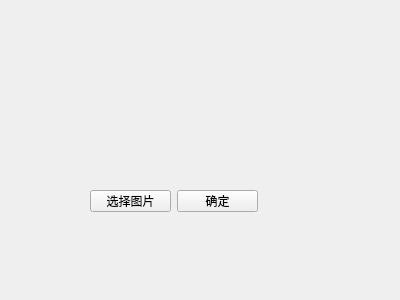
Old version of the form opencv_cvtColor/opencv_2HSV/ControlItem.ui in the repository ngzHappy/oct2.
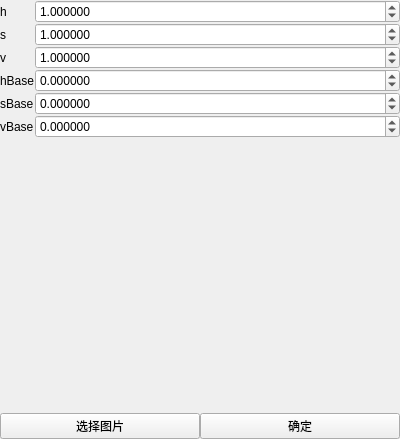
New version of the form.

The edit to the form file:
```diff
--- a/opencv_cvtColor/opencv_2HSV/ControlItem.ui
+++ b/opencv_cvtColor/opencv_2HSV/ControlItem.ui
@@ -7,38 +7,198 @@
     <x>0</x>
     <y>0</y>
     <width>400</width>
-    <height>300</height>
+    <height>439</height>
    </rect>
   </property>
   <property name="windowTitle">
    <string>Form</string>
   </property>
-  <widget class="QWidget" name="">
-   <property name="geometry">
-    <rect>
-     <x>90</x>
-     <y>190</y>
-     <width>168</width>
-     <height>22</height>
-    </rect>
+  <layout class="QVBoxLayout" name="verticalLayout">
+   <property name="spacing">
+    <number>0</number>
    </property>
-   <layout class="QHBoxLayout" name="horizontalLayout">
-    <item>
-     <widget class="QPushButton" name="select_image_button">
-      <property name="text">
-       <string>选择图片</string>
-      </property>
-     </widget>
-    </item>
-    <item>
-     <widget class="QPushButton" name="do_button">
-      <property name="text">
-       <string>确定</string>
-      </property>
-     </widget>
-    </item>
-   </layout>
-  </widget>
+   <property name="leftMargin">
+    <number>0</number>
+   </property>
+   <property name="topMargin">
+    <number>0</number>
+   </property>
+   <property name="rightMargin">
+    <number>0</number>
+   </property>
+   <property name="bottomMargin">
+    <number>0</number>
+   </property>
+   <item>
+    <layout class="QFormLayout" name="formLayout">
+     <property name="horizontalSpacing">
+      <number>0</number>
+     </property>
+     <property name="verticalSpacing">
+      <number>0</number>
+     </property>
+     <item row="0" column="0">
+      <widget class="QLabel" name="hLabel">
+       <property name="text">
+        <string>h</string>
+       </property>
+      </widget>
+     </item>
+     <item row="1" column="0">
+      <widget class="QLabel" name="sLabel">
+       <property name="text">
+        <string>s</string>
+       </property>
+      </widget>
+     </item>
+     <item row="1" column="1">
+      <widget class="QDoubleSpinBox" name="sDoubleSpinBox">
+       <property name="decimals">
+        <number>6</number>
+       </property>
+       <property name="minimum">
+        <double>-99.000000000000000</double>
+       </property>
+       <property name="singleStep">
+        <double>0.050000000000000</double>
+       </property>
+       <property name="value">
+        <double>1.000000000000000</double>
+       </property>
+      </widget>
+     </item>
+     <item row="2" column="0">
+      <widget class="QLabel" name="vLabel">
+       <property name="text">
+        <string>v</string>
+       </property>
+      </widget>
+     </item>
+     <item row="2" column="1">
+      <widget class="QDoubleSpinBox" name="vDoubleSpinBox">
+       <property name="decimals">
+        <number>6</number>
+       </property>
+       <property name="minimum">
+        <double>-99.000000000000000</double>
+       </property>
+       <property name="singleStep">
+        <double>0.050000000000000</double>
+       </property>
+       <property name="value">
+        <double>1.000000000000000</double>
+       </property>
+      </widget>
+     </item>
+     <item row="3" column="0">
+      <widget class="QLabel" name="hBaseLabel">
+       <property name="text">
+        <string>hBase</string>
+       </property>
+      </widget>
+     </item>
+     <item row="3" column="1">
+      <widget class="QDoubleSpinBox" name="hBaseDoubleSpinBox">
+       <property name="decimals">
+        <number>6</number>
+       </property>
+       <property name="minimum">
+        <double>-255.000000000000000</double>
+       </property>
+       <property name="maximum">
+        <double>255.000000000000000</double>
+       </property>
+       <property name="singleStep">
+        <double>0.500000000000000</double>
+       </property>
+      </widget>
+     </item>
+     <item row="4" column="0">
+      <widget class="QLabel" name="sBaseLabel">
+       <property name="text">
+        <string>sBase</string>
+       </property>
+      </widget>
+     </item>
+     <item row="4" column="1">
+      <widget class="QDoubleSpinBox" name="sBaseDoubleSpinBox">
+       <property name="decimals">
+        <number>6</number>
+       </property>
+       <property name="minimum">
+        <double>-255.000000000000000</double>
+       </property>
+       <property name="maximum">
+        <double>255.000000000000000</double>
+       </property>
+       <property name="singleStep">
+        <double>0.500000000000000</double>
+       </property>
+      </widget>
+     </item>
+     <item row="5" column="0">
+      <widget class="QLabel" name="vBaseLabel">
+       <property name="text">
+        <string>vBase</string>
+       </property>
+      </widget>
+     </item>
+     <item row="5" column="1">
+      <widget class="QDoubleSpinBox" name="vBaseDoubleSpinBox">
+       <property name="decimals">
+        <number>6</number>
+       </property>
+       <property name="minimum">
+        <double>-255.000000000000000</double>
+       </property>
+       <property name="maximum">
+        <double>255.000000000000000</double>
+       </property>
+       <property name="singleStep">
+        <double>0.500000000000000</double>
+       </property>
+      </widget>
+     </item>
+     <item row="0" column="1">
+      <widget class="QDoubleSpinBox" name="hDoubleSpinBox">
+       <property name="decimals">
+        <number>6</number>
+       </property>
+       <property name="minimum">
+        <double>-99.000000000000000</double>
+       </property>
+       <property name="singleStep">
+        <double>0.050000000000000</double>
+       </property>
+       <property name="value">
+        <double>1.000000000000000</double>
+       </property>
+      </widget>
+     </item>
+    </layout>
+   </item>
+   <item>
+    <layout class="QHBoxLayout" name="horizontalLayout">
+     <property name="spacing">
+      <number>0</number>
+     </property>
+     <item>
+      <widget class="QPushButton" name="select_image_button">
+       <property name="text">
+        <string>选择图片</string>
+       </property>
+      </widget>
+     </item>
+     <item>
+      <widget class="QPushButton" name="do_button">
+       <property name="text">
+        <string>确定</string>
+       </property>
+      </widget>
+     </item>
+    </layout>
+   </item>
+  </layout>
  </widget>
  <resources/>
  <connections/>
```
Left out of the diff: 99 changed lines with no effect on the pictures.
